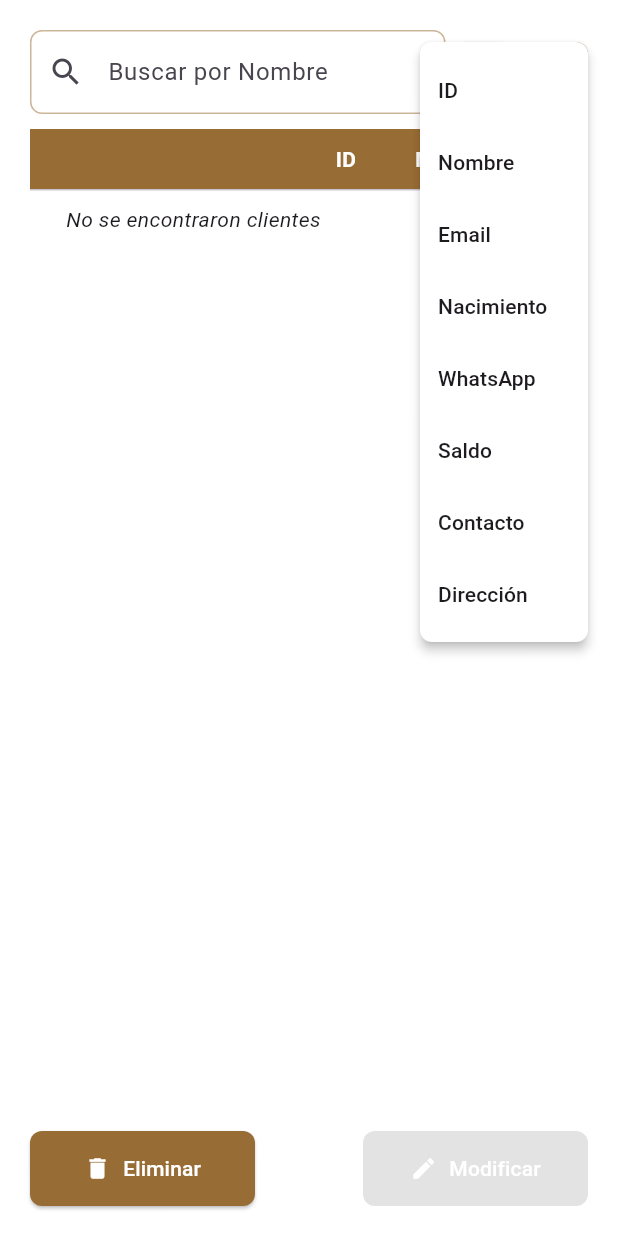
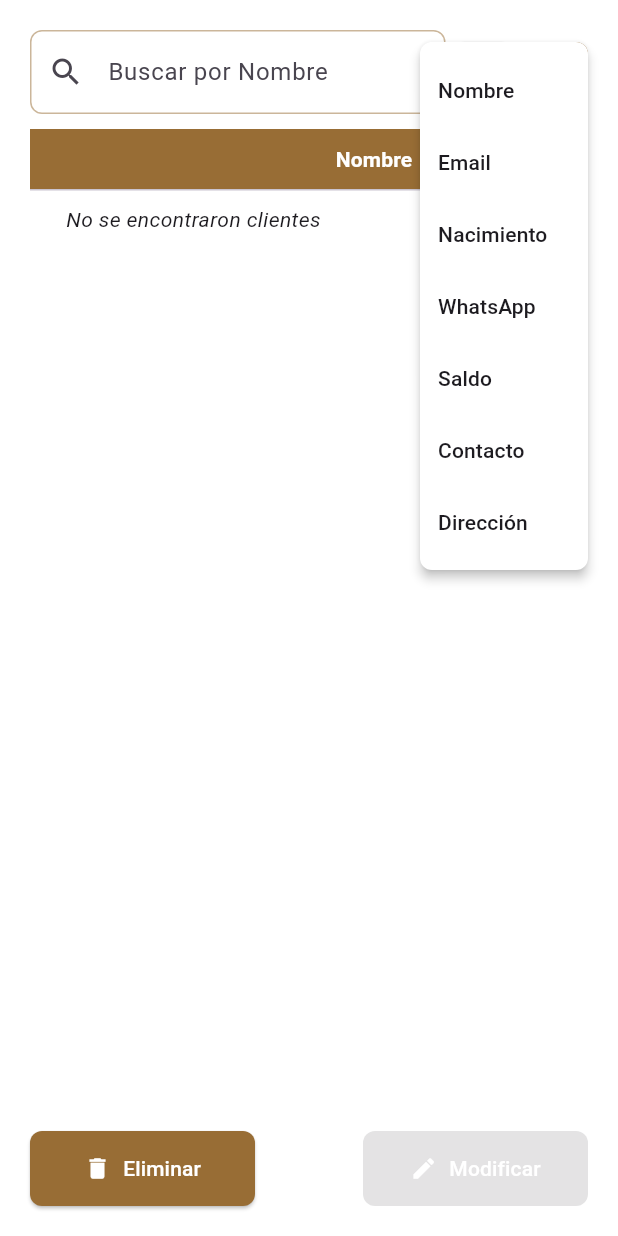
Before and after one commit to AryGimenez/Proyecto-EstudioContable-, a Flutter app: the ClientsScreen screen opened directly, after a tap on the "filter alt" icon, on a phone screen of 412 x 824 dp. Run offline on Flutter 3.47's test engine with Material 3 defaults, Android fonts, the phone set to English and light mode, and no system bars; our stand-ins replace shared_preferences; accounts and stored records are empty; network calls fail.

Commit message:
Estaba trabajando con el model de la tabla clientes le fala terinar. Me estba ficando como sentralizar los nombre de columna

```diff
--- a/frontend/flutter_gestion_contable/lib/screens/clients/clients_handler.dart
+++ b/frontend/flutter_gestion_contable/lib/screens/clients/clients_handler.dart
@@ -171,9 +171,6 @@ class ClientsHandler with ChangeNotifier {
         String? valueToCheck;
         // Mapeamos las llaves a propiedades del modelo
         switch (filterBy) {
-          case 'id':
-            valueToCheck = client.id.toString();
-            break;
           case 'nombre':
             valueToCheck = client.nombre;
             break;
--- a/frontend/flutter_gestion_contable/lib/screens/clients/clients_screen.dart
+++ b/frontend/flutter_gestion_contable/lib/screens/clients/clients_screen.dart
@@ -95,8 +95,6 @@ class _ClientsScreenState extends State<ClientsScreen> {
 
   String _getFilterKey(String filter) {
     switch (filter) {
-      case 'ID':
-        return 'id'; // Llave para el filtro por ID.
       case 'Nombre':
         return 'nombre'; // Llave para el filtro por nombre.
       case 'Email':
@@ -390,8 +388,7 @@ class SearchBar extends StatelessWidget {
             child: PopupMenuButton<String>(
               onSelected: onFilterChange,
               itemBuilder: (BuildContext context) {
-                return [
-                  'ID',
+                return [ // <!> cero que esto es el menu de filtros
                   'Nombre',
                   'Email',
                   'Nacimiento',
--- a/frontend/flutter_gestion_contable/lib/screens/clients/clients_table.dart
+++ b/frontend/flutter_gestion_contable/lib/screens/clients/clients_table.dart
@@ -1,12 +1,19 @@
+// frontend/flutter_gestion_contable/lib/screens/clients/clients_table.dart
+
 import 'package:flutter/material.dart';
 import 'package:flutter_gestion_contable/screens/clients/clients_handler.dart';
 import 'package:flutter_gestion_contable/models/cliente_modle.dart';
 import 'package:flutter_gestion_contable/core/theme/app_colors.dart';
 
+/// ClientsTable es un widget que muestra la lista de clientes en una tabla interactiva.
+/// Al ser 'StatelessWidget', no maneja estado interno; depende de los datos que recibe.
 class ClientsTable extends StatelessWidget {
-  final ClientsHandler handler;
-  final Function(int, bool) onRowSelected;
-  final Function(bool) onSelectAll;
+  final ClientsHandler
+      handler; // Controlador que contiene los datos de los clientes.
+  final Function(int, bool)
+      onRowSelected; // Función que se ejecuta al seleccionar una fila.
+  final Function(bool)
+      onSelectAll; // Función que se ejecuta al seleccionar/deseleccionar todos.
 
   const ClientsTable({
     super.key,
@@ -15,35 +22,54 @@ class ClientsTable extends StatelessWidget {
     required this.onSelectAll,
   });
 
+  /// Calcula el ancho óptimo de una columna basándose en el contenido más largo.
+  ///
+  /// Utiliza [TextPainter] para medir la dimensión física de cada string en píxeles,
+  /// comparando los encabezados con todos los datos de la lista [clients].
+  ///
+  /// [clients] es la lista de datos actual para comparar.
+  /// [columnKey] es el identificador de la columna (ej. 'Nombre', 'Email').
+  /// [style] es el estilo de texto aplicado para asegurar una medición precisa.
+  ///
+  /// Retorna un [double] con el ancho máximo encontrado más un margen de seguridad.
   double _calculateColumnWidth(
       List<ClienteModel> clients, String columnKey, TextStyle style) {
-    double maxWidth = 0;
+    double maxWidth = 0; // Variable para guardar el ancho máximo encontrado.
+
+    // 'TextPainter' sirve para medir cuánto mide un texto físicamente en la pantalla.
     final TextPainter textPainter = TextPainter(
-      text: TextSpan(text: columnKey, style: style),
-      maxLines: 1,
-      textDirection: TextDirection.ltr,
-    )..layout();
-    maxWidth = textPainter.width;
+      text: TextSpan(
+          text: columnKey, // Texto que se mide.
+          style: style), // Estilo del texto que se mide.
+      maxLines: 1, // Limitamos a una línea para evitar saltos de línea innecesarios.
+      textDirection:/// Este método calcula el ancho necesario para una columna basándose en el texto más largo.
+  /// Esto evita que el contenido se vea amontonado o cortado.
+          TextDirection.ltr, // Dirección del texto (Izquierda a Derecha).
+    )..layout(); // 'layout()' realiza el cálculo del tamaño.
 
+    maxWidth =
+        textPainter.width; // Empezamos con el ancho del título de la columna.
+
+    // Recorremos todos los clientes para ver cuál tiene el dato más largo en esta columna.
     for (var client in clients) {
       String text = '';
+      // Dependiendo de qué columna estemos calculando, tomamos un dato u otro del modelo.
       switch (columnKey) {
-        case 'ID':
-          text = client.id.toString();
-          break;
         case 'Nombre':
           text = client.nombre;
           break;
         case 'Email':
-          text = client.email ?? '';
+          text = client.email ?? ''; // Si es nulo, usamos un texto vacío.
           break;
         case 'Nacimiento':
+          // Convertimos la fecha a String y nos quedamos solo con la parte de la fecha (sin la hora).
           text = client.fechaNacimiento.toString().split(' ')[0];
           break;
         case 'WhatsApp':
           text = client.whatsapp;
           break;
         case 'Saldo':
+          // Formateamos el saldo con 2 decimales y el símbolo de peso.
           text = '\$${client.saldo.toStringAsFixed(2)}';
           break;
         case 'Contacto':
@@ -53,28 +79,37 @@ class ClientsTable extends StatelessWidget {
           text = client.direccion ?? '';
           break;
       }
+
+      //<!> Aca me quede porque uso este varibale la declaro 2 veces
+      //<!>  no seria mejor decararla una sola ves y cargarle en nuevo valor
+      //<!>  del texto
+      // Medimos el texto de este cliente en particular.
       final TextPainter dataPainter = TextPainter(
         text: TextSpan(text: text, style: style),
         maxLines: 1,
         textDirection: TextDirection.ltr,
       )..layout();
+
+      // Si este dato es más ancho que el máximo actual, actualizamos 'maxWidth'.
       if (dataPainter.width > maxWidth) {
         maxWidth = dataPainter.width;
       }
     }
+    // Devolvemos el ancho máximo encontrado más un margen extra (padding) de 30 pixeles.
     return maxWidth + 30;
   }
 
   @override
   Widget build(BuildContext context) {
+    // Definimos estilos constantes para las cabeceras y las celdas.
     const TextStyle headerStyle =
         TextStyle(color: Colors.white, fontWeight: FontWeight.bold);
     const TextStyle cellStyle = TextStyle(color: Colors.black);
 
+    // Obtenemos la lista de clientes ya filtrada del handler.
     final List<ClienteModel> clientsData = handler.filteredClients;
 
-    final double idColumnWidth =
-        _calculateColumnWidth(clientsData, 'ID', cellStyle);
+    // Calculamos los anchos de cada columna dinámicamente.
     final double nombreColumnWidth =
         _calculateColumnWidth(clientsData, 'Nombre', cellStyle);
     final double emailColumnWidth =
@@ -90,11 +125,12 @@ class ClientsTable extends StatelessWidget {
     final double saldoColumnWidth =
         _calculateColumnWidth(clientsData, 'Saldo', cellStyle);
 
-    const double checkboxHeaderColumnWidth = 50;
-    const double editIconColumnWidth = 60;
+    // Ancho fijo para columnas especiales.
+    const double checkboxHeaderColumnWidth = 50; // Columna del checkbox.
+    const double editIconColumnWidth = 60; // Margen para el final de la tabla.
 
+    // Sumamos todos los anchos para saber el ancho total mínimo que necesita la tabla.
     final double minTableWidth = checkboxHeaderColumnWidth +
-        idColumnWidth +
         nombreColumnWidth +
         emailColumnWidth +
         nacimientoColumnWidth +
@@ -104,28 +140,32 @@ class ClientsTable extends StatelessWidget {
         direccionColumnWidth +
         editIconColumnWidth;
 
+    // 'LayoutBuilder' nos deja saber cuánto espacio disponible tiene el widget en pantalla.
     return LayoutBuilder(
       builder: (context, constraints) {
+        // Si el espacio disponible es mayor al mínimo, usamos todo el espacio disponible.
         final double tableWidth = constraints.maxWidth > minTableWidth
             ? constraints.maxWidth
             : minTableWidth;
 
+        // 'SingleChildScrollView' con scroll horizontal permite que la tabla se deslice si es muy ancha.
         return SingleChildScrollView(
           scrollDirection: Axis.horizontal,
           child: ConstrainedBox(
+            // Configuramos que la tabla mida al menos el ancho calculado.
             constraints: BoxConstraints(minWidth: tableWidth),
             child: DataTable(
-              columnSpacing: 10.0,
-              dataRowHeight: 40.0,
-              headingRowHeight: 40.0,
+              columnSpacing: 10.0, // Espacio entre columnas.
+              dataRowHeight: 40.0, // Altura de cada fila de datos.
+              headingRowHeight: 40.0, // Altura de la fila de cabecera.
+              // Color de fondo de la cabecera (usando el color primario del tema).
               headingRowColor: WidgetStateProperty.all(AppColors.primary),
-              showCheckboxColumn: true,
+              showCheckboxColumn:
+                  true, // Muestra la columna de selección a la izquierda.
               columns: [
-                const DataColumn(label: SizedBox.shrink()),
-                DataColumn(
-                    label: SizedBox(
-                        width: idColumnWidth,
-                        child: const Text('ID', style: headerStyle))),
+                // 'DataColumn' define cada columna y su título.
+                const DataColumn(
+                    label: SizedBox.shrink()), // Espacio para el checkbox.
                 DataColumn(
                     label: SizedBox(
                         width: nombreColumnWidth,
@@ -154,28 +194,32 @@ class ClientsTable extends StatelessWidget {
                     label: SizedBox(
                         width: saldoColumnWidth,
                         child: const Text('Saldo', style: headerStyle))),
-                const DataColumn(label: SizedBox.shrink()),
+                const DataColumn(
+                    label: SizedBox.shrink()), // Columna de relleno al final.
               ],
+              // Si hay clientes, generamos las filas. Si no, mostramos un mensaje de "No encontrado".
               rows: handler.filteredClients.isNotEmpty
                   ? List.generate(
                       handler.filteredClients.length,
                       (index) {
-                        final client = handler.filteredClients[index];
-                        final clientId = client.id;
-                        final isSelected = handler.isRowSelected(clientId);
+                        final client = handler.filteredClients[
+                            index]; // Obtenemos el cliente por su índice.
+                        final clientId = client.id; // Su ID único.
+                        final isSelected = handler
+                            .isRowSelected(clientId); // Si está seleccionado.
 
+                        // 'DataRow' representa una fila de la tabla.
                         return DataRow(
-                          selected: isSelected,
+                          selected:
+                              isSelected, // Indica visualmente si está seleccionada.
                           onSelectChanged: (value) {
+                            // Cuando se pulsa el checkbox, llamamos a la función recibida por parámetro.
                             onRowSelected(clientId, value ?? false);
                           },
                           cells: [
+                            // Cada 'DataCell' es una celda dentro de la fila.
                             DataCell(const SizedBox(
                                 width: checkboxHeaderColumnWidth - 10)),
-                            DataCell(SizedBox(
-                                width: idColumnWidth,
-                                child: Text(client.id.toString(),
-                                    style: cellStyle))),
                             DataCell(SizedBox(
                                 width: nombreColumnWidth,
                                 child: Text(client.nombre, style: cellStyle))),
@@ -207,6 +251,7 @@ class ClientsTable extends StatelessWidget {
                               child: Text(
                                 '\$${client.saldo.toStringAsFixed(2)}',
                                 style: TextStyle(
+                                  // El color del saldo cambia: rojo si debe dinero, verde si está a favor.
                                   color: client.saldo < 0
                                       ? Colors.red
                                       : Colors.green,
@@ -220,10 +265,10 @@ class ClientsTable extends StatelessWidget {
                       },
                     )
                   : [
+                      // Esta fila solo aparece si la búsqueda no arroja resultados.
                       const DataRow(cells: [
                         DataCell(Text('No se encontraron clientes',
                             style: TextStyle(fontStyle: FontStyle.italic))),
-                        DataCell(Text('')),
                         DataCell(Text('')),
                         DataCell(Text('')),
                         DataCell(Text('')),
--- a/frontend/flutter_gestion_contable/pubspec.yaml
+++ b/frontend/flutter_gestion_contable/pubspec.yaml
@@ -1,3 +1,4 @@
+# frontend/flutter_gestion_contable/pubspec.yaml
 name: flutter_gestion_contable
 description: "A new Flutter project."
 
```
Also changed, not shown: 2 other files.
